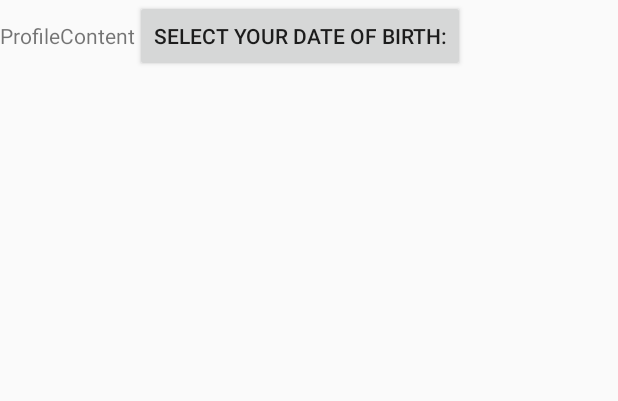
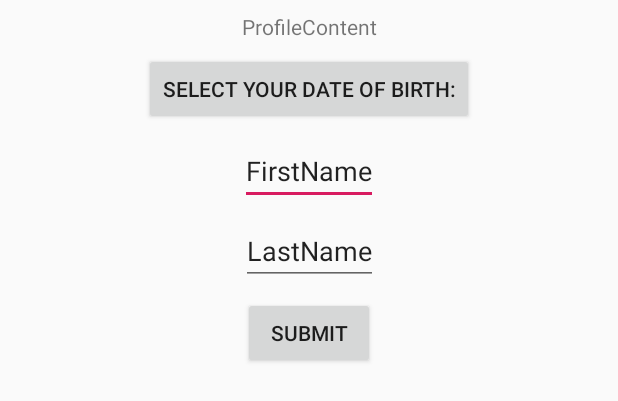
Before and after one commit to boltwolf108/CoollegeApp_Levy_1.2.5, an Android app: the layout fragment_profile.xml on its own in the app's theme, with its tools: preview values and no code run, on a phone screen of 412 x 824 dp. Shown: the top 401 px of the screen. Run offline under Robolectric (Android 15) with nearby library versions, the phone set to English and light mode, and no system bars.

Commit message:
2.2.3 done

```diff
--- a/app/src/main/java/com/example/lford/coollegeapp_levy/ApplicantActivity.java
+++ b/app/src/main/java/com/example/lford/coollegeapp_levy/ApplicantActivity.java
@@ -163,7 +163,7 @@ public class ApplicantActivity extends AppCompatActivity
         int id = item.getItemId();
 
         if (id == R.id.family_member) {
-            contentFragment = new FamilyMemberFragment();
+            contentFragment = new FamilyListFragment();
         } else if (id == R.id.profile) {
             contentFragment = new ProfileFragment();
         }
--- a/app/src/main/res/layout/fragment_profile.xml
+++ b/app/src/main/res/layout/fragment_profile.xml
@@ -1,24 +1,71 @@
 <?xml version="1.0" encoding="utf-8"?>
 <android.support.constraint.ConstraintLayout
     xmlns:android="http://schemas.android.com/apk/res/android"
+    xmlns:app="http://schemas.android.com/apk/res-auto"
+    xmlns:tools="http://schemas.android.com/tools"
     android:layout_width="match_parent"
     android:layout_height="match_parent">
 
-    <LinearLayout
-        android:layout_width="match_parent"
-        android:layout_height="match_parent">
 
         <TextView
+            android:id="@+id/textView3"
             android:layout_width="wrap_content"
             android:layout_height="wrap_content"
-            android:text="ProfileContent"/>
+            android:layout_marginStart="8dp"
+            android:layout_marginTop="8dp"
+            android:layout_marginEnd="8dp"
+            android:text="ProfileContent"
+            app:layout_constraintEnd_toEndOf="parent"
+            app:layout_constraintStart_toStartOf="parent"
+            app:layout_constraintTop_toTopOf="parent" />
 
         <Button
+            android:id="@+id/DatePickerButton"
             android:layout_width="wrap_content"
             android:layout_height="wrap_content"
+            android:layout_marginStart="8dp"
+            android:layout_marginTop="8dp"
+            android:layout_marginEnd="8dp"
             android:text="Select your date of birth:"
-            android:id="@+id/DatePickerButton"/>
+            app:layout_constraintEnd_toEndOf="parent"
+            app:layout_constraintStart_toStartOf="parent"
+            app:layout_constraintTop_toBottomOf="@+id/textView3" />
 
-    </LinearLayout>
+        <EditText
+            android:id="@+id/first_name_edit"
+            android:layout_width="wrap_content"
+            android:layout_height="wrap_content"
+            android:layout_marginStart="8dp"
+            android:layout_marginTop="8dp"
+            android:layout_marginEnd="8dp"
+            android:text="FirstName"
+            app:layout_constraintEnd_toEndOf="parent"
+            app:layout_constraintStart_toStartOf="parent"
+            app:layout_constraintTop_toBottomOf="@+id/DatePickerButton" />
+
+        <EditText
+            android:id="@+id/last_name_edit"
+            android:layout_width="wrap_content"
+            android:layout_height="wrap_content"
+            android:layout_marginStart="8dp"
+            android:layout_marginTop="8dp"
+            android:layout_marginEnd="8dp"
+            android:text="LastName"
+            app:layout_constraintEnd_toEndOf="parent"
+            app:layout_constraintStart_toStartOf="parent"
+            app:layout_constraintTop_toBottomOf="@+id/first_name_edit" />
+
+        <Button
+            android:id="@+id/profile_submit"
+            android:layout_width="wrap_content"
+            android:layout_height="wrap_content"
+            android:layout_marginStart="8dp"
+            android:layout_marginTop="8dp"
+            android:layout_marginEnd="8dp"
+            android:text="Submit"
+            app:layout_constraintEnd_toEndOf="parent"
+            app:layout_constraintStart_toStartOf="parent"
+            app:layout_constraintTop_toBottomOf="@+id/last_name_edit" />
+
 
 </android.support.constraint.ConstraintLayout>
```
